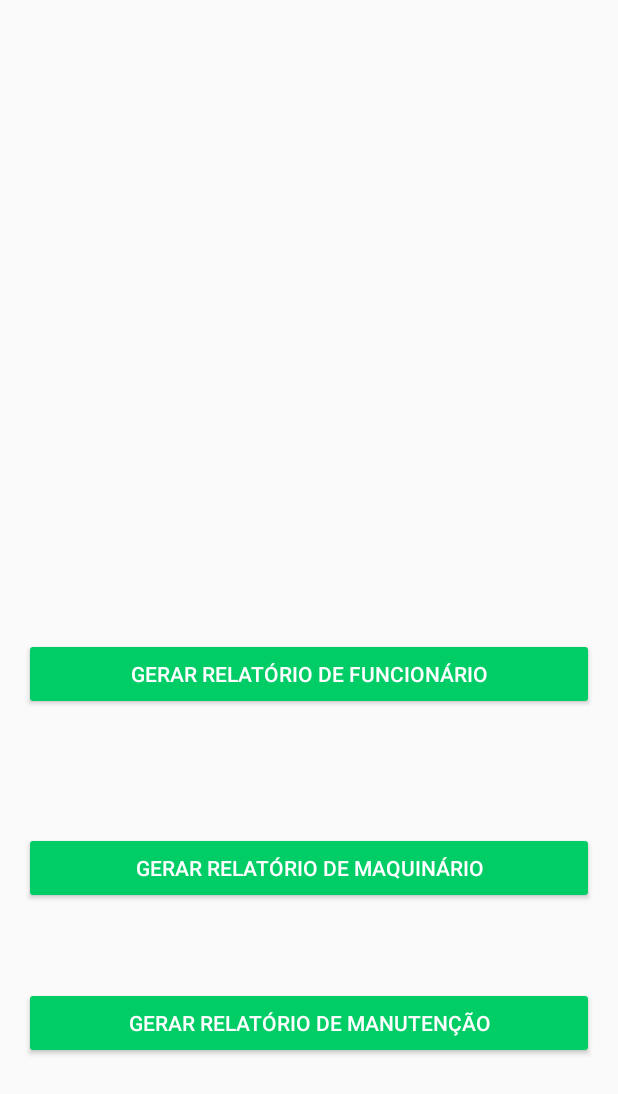
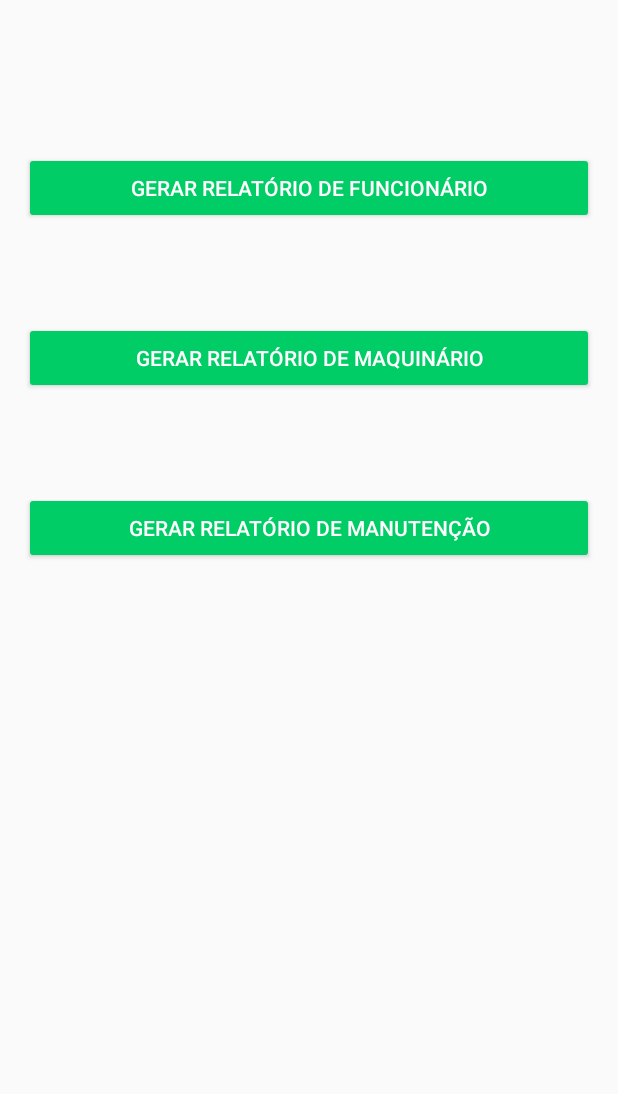
Before and after one commit to Thiago95/AndroidStudioProjects, an Android app: the layout actvt_tab_relatorio.xml on its own in the app's theme, with its tools: preview values and no code run, on a phone screen of 412 x 824 dp. Shown: the top 1094 px of the screen. Run offline under Robolectric (Android 15) with nearby library versions, the phone set to English and light mode, and no system bars.

Commit message:
cad funcionario habilitado e correção dos botoes de relatorios

```diff
--- a/MMaqApp/app/src/main/java/com/theagobueno/mmaqapp/Controller/ActvtTabFuncionario.java
+++ b/MMaqApp/app/src/main/java/com/theagobueno/mmaqapp/Controller/ActvtTabFuncionario.java
@@ -39,7 +39,7 @@ public class ActvtTabFuncionario extends Fragment {
         View rootView = inflater.inflate(R.layout.actvt_tab_funcionario, container, false);
         fab = (FloatingActionButton) rootView.findViewById(R.id.fab);
         listView = (ListView) rootView.findViewById(R.id.txtViewPdr);
-       /* eventoListFuncionario();
+        eventoListFuncionario();
         listView.setOnItemClickListener(new AdapterView.OnItemClickListener() {
             @Override
             public void onItemClick(AdapterView<?> parent, View view, int i, long l) {
@@ -59,7 +59,7 @@ public class ActvtTabFuncionario extends Fragment {
                 Intent intent = new Intent(getActivity(), CadastroFuncionarioActivity.class);
                 startActivity(intent);
             }
-        });*/
+        });
 
         return rootView;
     }
@@ -73,7 +73,6 @@ public class ActvtTabFuncionario extends Fragment {
             @Override
             public void onDataChange(DataSnapshot dataSnapshot) {
                 List<String> fincioraioList = new ArrayList<>();
-                //ArrayAdapter<String> maquinarioArrayAdapter;
                 fincioraioList.clear();
                 for (DataSnapshot objDataSnapshot:dataSnapshot.getChildren()){
                     f = objDataSnapshot.getValue(Funcionario.class);
--- a/MMaqApp/app/src/main/res/layout/actvt_tab_relatorio.xml
+++ b/MMaqApp/app/src/main/res/layout/actvt_tab_relatorio.xml
@@ -13,10 +13,10 @@
         android:id="@+id/btnFuncionario"
         android:layout_width="match_parent"
         android:layout_height="wrap_content"
-        android:layout_above="@+id/btnMaquina"
         android:layout_alignParentLeft="true"
         android:layout_alignParentStart="true"
-        android:layout_marginBottom="81dp"
+        android:layout_marginTop="85dp"
+        android:layout_marginBottom="25dp"
         android:backgroundTint="@color/colorButton"
         android:text="Gerar Relatório de Funcionário"
         android:textColor="@color/common_google_signin_btn_text_dark_default" />
@@ -25,10 +25,11 @@
         android:id="@+id/btnMaquina"
         android:layout_width="match_parent"
         android:layout_height="wrap_content"
-        android:layout_above="@+id/btnManutencao"
+        android:layout_below="@+id/btnFuncionario"
         android:layout_alignParentLeft="true"
         android:layout_alignParentStart="true"
-        android:layout_marginBottom="55dp"
+        android:layout_marginTop="40dp"
+        android:layout_marginBottom="25dp"
         android:backgroundTint="@color/colorButton"
         android:text="Gerar Relatório de Maquinário"
         android:textColor="@color/common_google_signin_btn_text_dark_default" />
@@ -37,12 +38,15 @@
         android:id="@+id/btnManutencao"
         android:layout_width="match_parent"
         android:layout_height="wrap_content"
-        android:layout_alignParentBottom="true"
         android:layout_alignParentLeft="true"
         android:layout_alignParentStart="true"
-        android:layout_marginBottom="102dp"
+        android:layout_below="@+id/btnMaquina"
+        android:layout_marginTop="40dp"
         android:backgroundTint="@color/colorButton"
+        android:elegantTextHeight="false"
         android:text="Gerar Relatório de Manutenção"
         android:textColor="@color/common_google_signin_btn_text_dark_default" />
 
+
+
 </RelativeLayout>
```
